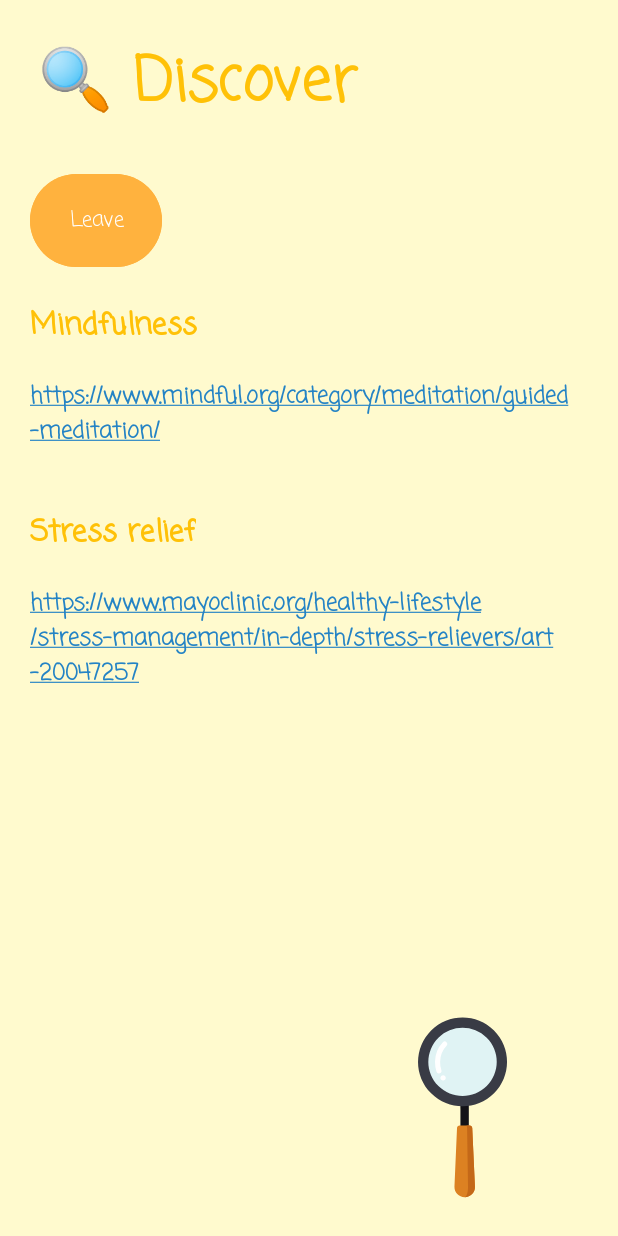
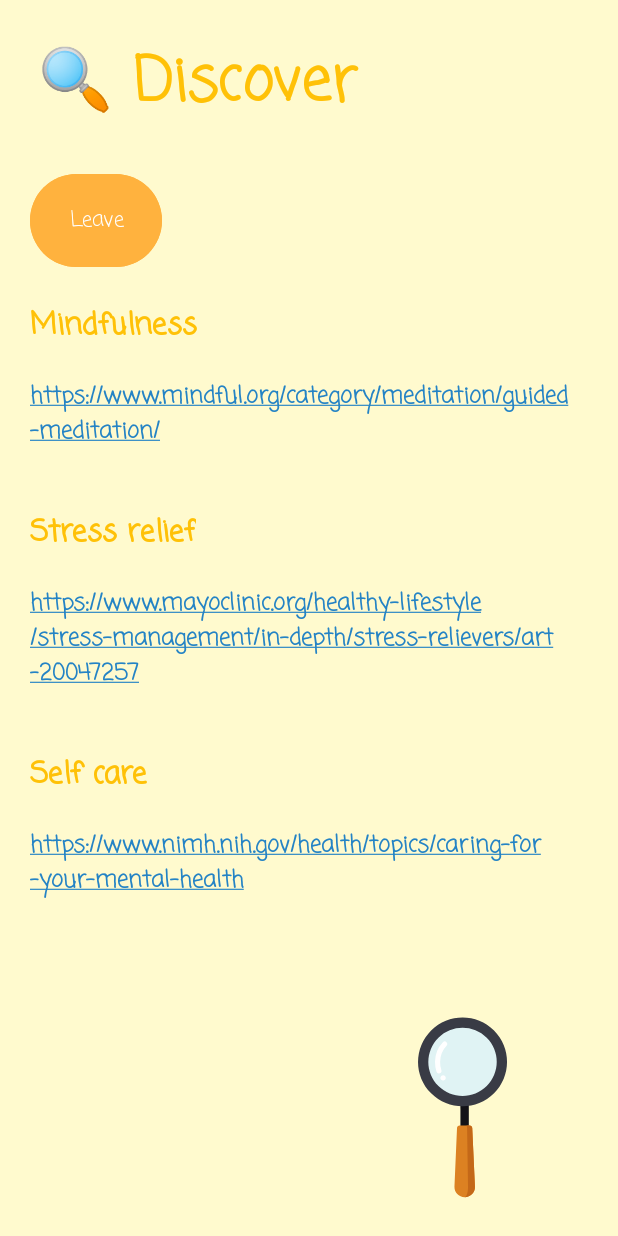
Before and after one commit to LiljaKiiski/my-path, an Android app: the DiscoverActivity screen opened directly, with no data from a screen before it, on a phone screen of 412 x 824 dp. Run offline under Robolectric (Android 15) with nearby library versions, the phone set to English and light mode, and no system bars.

Commit message:
discover activity done

```diff
--- a/app/src/main/res/layout/activity_discover.xml
+++ b/app/src/main/res/layout/activity_discover.xml
@@ -94,6 +94,34 @@
         app:layout_constraintStart_toStartOf="parent"
         app:layout_constraintTop_toBottomOf="@+id/textView3" />
 
+    <TextView
+        android:id="@+id/textView6"
+        android:layout_width="wrap_content"
+        android:layout_height="wrap_content"
+        android:layout_margin="20dp"
+        android:fontFamily="casual"
+        android:text="Self care"
+        android:textColor="@color/yellow_light"
+        android:textSize="20dp"
+        android:textStyle="bold"
+        app:layout_constraintStart_toStartOf="parent"
+        app:layout_constraintTop_toBottomOf="@+id/textView4" />
+
+    <TextView
+        android:id="@+id/textView7"
+        android:layout_width="wrap_content"
+        android:layout_height="wrap_content"
+        android:autoLink="web"
+        android:fontFamily="casual"
+        android:padding="20dp"
+        android:text="https://www.nimh.nih.gov/health/topics/caring-for-your-mental-health"
+        android:textColorLink="@color/blue_med"
+        android:textSize="15dp"
+        android:textStyle="bold"
+        app:layout_constraintEnd_toEndOf="parent"
+        app:layout_constraintStart_toStartOf="parent"
+        app:layout_constraintTop_toBottomOf="@+id/textView6" />
+
     <com.airbnb.lottie.LottieAnimationView
         android:id="@+id/animationView"
         android:layout_width="match_parent"
```
